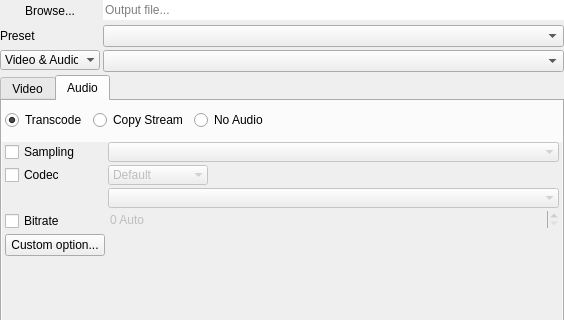
The window that DuFFMpeg/outputwidget.ui (RxLaboratory/DuME) describes before a commit, drawn with Qt 5; both pictures show x 0 to 564 and y 0 to 320 of the 564 by 469 pixel window.
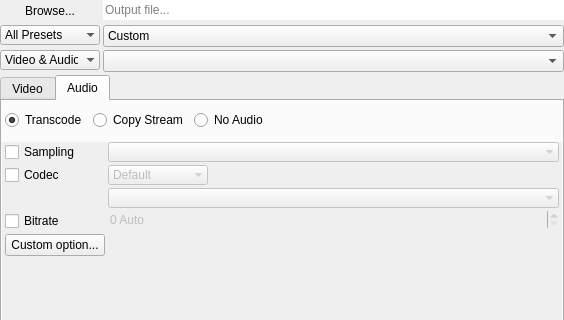
The same window after the commit.

```diff
--- a/DuFFMpeg/outputwidget.ui
+++ b/DuFFMpeg/outputwidget.ui
@@ -91,21 +91,24 @@
         </property>
        </widget>
       </item>
-      <item row="1" column="0">
-       <widget class="QLabel" name="label_8">
-        <property name="sizePolicy">
-         <sizepolicy hsizetype="Preferred" vsizetype="Expanding">
-          <horstretch>0</horstretch>
-          <verstretch>0</verstretch>
-         </sizepolicy>
-        </property>
-        <property name="text">
-         <string>Preset</string>
-        </property>
-       </widget>
-      </item>
       <item row="1" column="1">
-       <widget class="QComboBox" name="presetsBox"/>
+       <widget class="QComboBox" name="presetsBox">
+        <item>
+         <property name="text">
+          <string>Custom</string>
+         </property>
+        </item>
+        <item>
+         <property name="text">
+          <string>Load...</string>
+         </property>
+        </item>
+        <item>
+         <property name="text">
+          <string>Save...</string>
+         </property>
+        </item>
+       </widget>
       </item>
       <item row="2" column="0">
        <widget class="QComboBox" name="formatsFilterBox">
@@ -168,6 +171,49 @@
       <item row="2" column="1">
        <widget class="QComboBox" name="formatsBox"/>
       </item>
+      <item row="1" column="0">
+       <widget class="QComboBox" name="formatsFilterBox_2">
+        <property name="sizePolicy">
+         <sizepolicy hsizetype="Expanding" vsizetype="Fixed">
+          <horstretch>0</horstretch>
+          <verstretch>0</verstretch>
+         </sizepolicy>
+        </property>
+        <property name="minimumSize">
+         <size>
+          <width>100</width>
+          <height>0</height>
+         </size>
+        </property>
+        <property name="maximumSize">
+         <size>
+          <width>100</width>
+          <height>16777215</height>
+         </size>
+        </property>
+        <property name="currentIndex">
+         <number>0</number>
+        </property>
+        <property name="frame">
+         <bool>false</bool>
+        </property>
+        <item>
+         <property name="text">
+          <string>All Presets</string>
+         </property>
+        </item>
+        <item>
+         <property name="text">
+          <string>Internal</string>
+         </property>
+        </item>
+        <item>
+         <property name="text">
+          <string>User</string>
+         </property>
+        </item>
+       </widget>
+      </item>
      </layout>
     </widget>
    </item>
```
